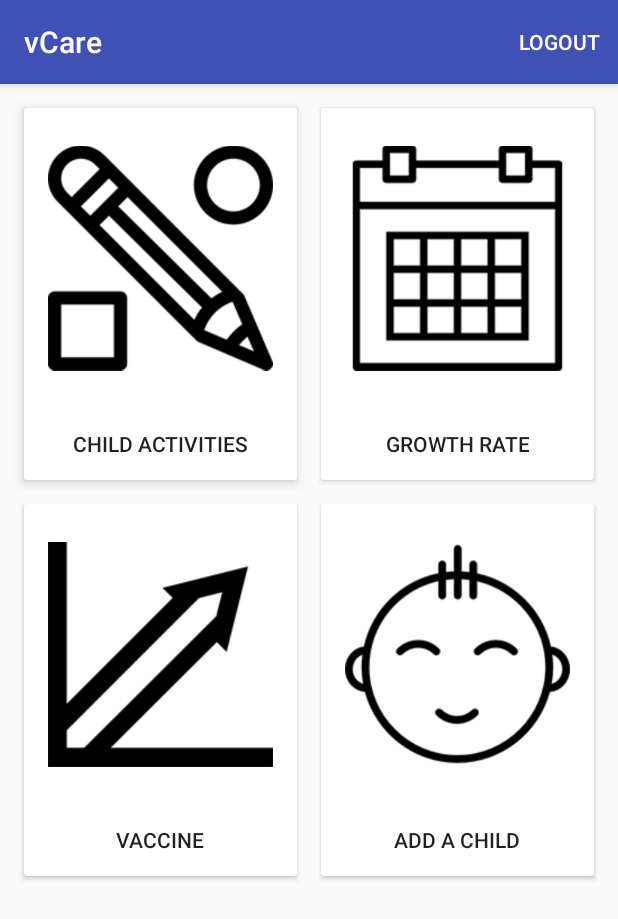
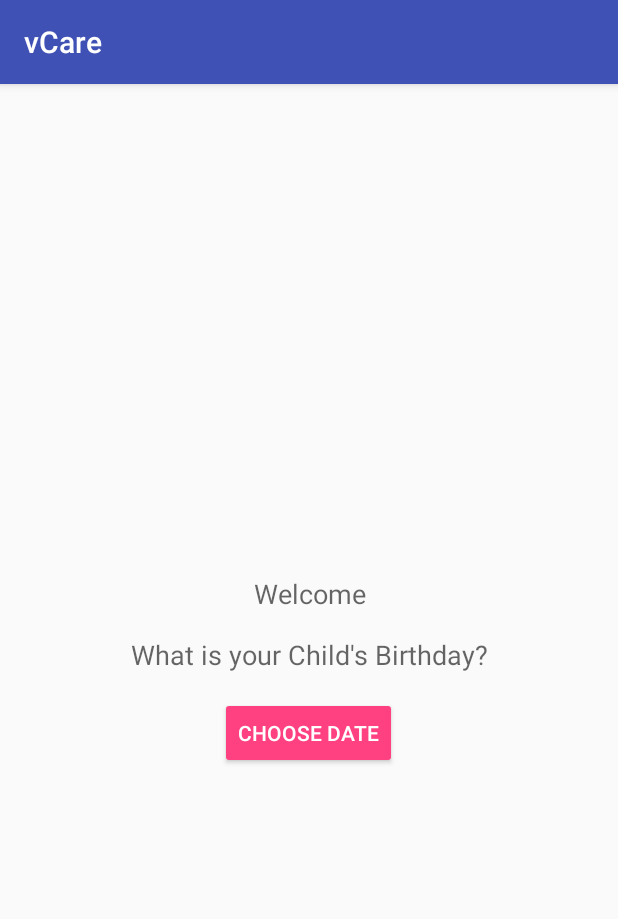
Before and after one commit to Shajeel-Afzal/vCare_Android, an Android app: the screen it shows after launch once a user with an empty profile is signed in (MainActivity before the commit, AgeInputActivity after it), on a phone screen of 412 x 824 dp. Shown: the top 919 px of the screen. Run offline under Robolectric (Android 15) with nearby library versions, the phone set to English and light mode, and no system bars; our stand-ins replace Firebase (no records; nobody signed in at launch, a user with empty details on screens opened directly); libraries missing offline, so code that uses them is left out: com.wdullaer.materialdatetimepicker.

Commit message:
Added screen to take age

```diff
--- a/app/build.gradle
+++ b/app/build.gradle
@@ -77,8 +77,11 @@ dependencies {
     compile 'com.fasterxml.jackson.core:jackson-databind:2.7.3'
     compile 'com.android.support.constraint:constraint-layout:1.0.2'
     testCompile 'junit:junit:4.12'
+
+    compile 'com.wdullaer:materialdatetimepicker:3.0.0'
 }
 
 
 
+
 apply plugin: 'com.google.gms.google-services'
--- a/app/src/main/AndroidManifest.xml
+++ b/app/src/main/AndroidManifest.xml
@@ -24,7 +24,8 @@
         <activity
             android:name=".GrowthMonthsActivity"
             android:label="@string/growth_month" />
-        <activity android:name=".GrowthMonthDetailActivity"></activity>
+        <activity android:name=".GrowthMonthDetailActivity" />
+        <activity android:name=".AgeInputActivity"></activity>
     </application>
 
 </manifest>
--- /dev/null
+++ b/app/src/main/java/com/ammi/ammicare/AgeInputActivity.java
@@ -0,0 +1,80 @@
+package com.ammi.ammicare;
+
+import android.content.Context;
+import android.content.Intent;
+import android.os.Bundle;
+import android.view.View;
+import android.widget.TextView;
+import android.widget.Toast;
+
+import com.ammi.ammicare.utils.Consts;
+import com.google.firebase.auth.FirebaseAuth;
+import com.google.firebase.database.FirebaseDatabase;
+import com.wdullaer.materialdatetimepicker.date.DatePickerDialog;
+
+import java.text.SimpleDateFormat;
+import java.util.Calendar;
+
+public class AgeInputActivity extends AppBaseActivity {
+
+    public static void start(Context context) {
+        Intent starter = new Intent(context, AgeInputActivity.class);
+        context.startActivity(starter);
+    }
+
+    @Override
+    protected void onCreate(Bundle savedInstanceState) {
+        super.onCreate(savedInstanceState);
+        setContentView(R.layout.activity_age_input);
+
+        TextView mWelcomeTV = (TextView) findViewById(R.id.welcome_tv);
+
+        if (FirebaseAuth.getInstance().getCurrentUser() == null) {
+            finish();
+            return;
+        }
+
+
+        String userName = "";
+        if (FirebaseAuth.getInstance().getCurrentUser().getDisplayName() != null)
+            userName = FirebaseAuth.getInstance().getCurrentUser().getDisplayName();
+
+        if (userName != null && !userName.isEmpty()) {
+            mWelcomeTV.setText("Welcome " + userName + "!");
+        } else {
+            mWelcomeTV.setText("Welcome");
+        }
+    }
+
+    public void onSaveAgeClick(View view) {
+
+        Calendar now = Calendar.getInstance();
+        DatePickerDialog dpd = DatePickerDialog.newInstance(
+                new DatePickerDialog.OnDateSetListener() {
+                    @Override
+                    public void onDateSet(DatePickerDialog view, int year, int monthOfYear, int dayOfMonth) {
+                        Calendar dateOfBirth = Calendar.getInstance();
+                        dateOfBirth.set(Calendar.YEAR, year);
+                        dateOfBirth.set(Calendar.MONTH, monthOfYear);
+                        dateOfBirth.set(Calendar.DAY_OF_MONTH, dayOfMonth);
+
+                        SimpleDateFormat formatter = new SimpleDateFormat("dd/MM/YYYY");
+                        String dob = formatter.format(dateOfBirth.getTime());
+
+                        FirebaseDatabase.getInstance().getReference()
+                                .child(FirebaseAuth.getInstance().getCurrentUser().getUid())
+                                .child(Consts.FIREBASE_LOCATION_CHILD_DATE_OF_BIRTH)
+                                .setValue(dob);
+
+                        Toast.makeText(AgeInputActivity.this, " Date of Birth Saved: " + dob, Toast.LENGTH_SHORT).show();
+
+                        finish();
+                    }
+                },
+                now.get(Calendar.YEAR),
+                now.get(Calendar.MONTH),
+                now.get(Calendar.DAY_OF_MONTH)
+        );
+        dpd.show(getFragmentManager(), "Datepickerdialog");
+    }
+}
--- a/app/src/main/java/com/ammi/ammicare/MainActivity.java
+++ b/app/src/main/java/com/ammi/ammicare/MainActivity.java
@@ -8,7 +8,10 @@ import android.view.Menu;
 import android.view.MenuItem;
 import android.view.View;
 
+import com.ammi.ammicare.utils.Consts;
 import com.ammi.ammicare.utils.DialogUtils;
+import com.ammi.ammicare.utils.PrefUtils;
+import com.google.firebase.auth.FirebaseAuth;
 
 public class MainActivity extends AppBaseActivity {
 
@@ -21,6 +24,14 @@ public class MainActivity extends AppBaseActivity {
     protected void onCreate(Bundle savedInstanceState) {
         super.onCreate(savedInstanceState);
         setContentView(R.layout.activity_main);
+
+        AgeInputActivity.start(this);
+
+        boolean isFirstRun = PrefUtils.getBoolean(this, Consts.KEY_IS_FIRST_RUN, true);
+        if (isFirstRun && FirebaseAuth.getInstance().getCurrentUser() != null) {
+            AgeInputActivity.start(this);
+            PrefUtils.saveBoolean(this, Consts.KEY_IS_FIRST_RUN, false);
+        }
     }
 
     @Override
--- a/app/src/main/java/com/ammi/ammicare/utils/Consts.java
+++ b/app/src/main/java/com/ammi/ammicare/utils/Consts.java
@@ -12,7 +12,10 @@ public class Consts {
     public static final String ANONYMOUS_PROVIDER = "anonymous";
     public static final String FIREBASE_LOCATION_GROWTH_MONTHS = "growthMonths";
     public static final String FIREBASE_LOCATION_GROWTH_MONTHS_DETAIL = "growthMonthDetail";
+    public static final String FIREBASE_LOCATION_CHILD_AGE_BASED_ACTIVITIES = "child_age_based_activities";
 
     public static final String KEY_GROWTH_RATE_MONTH = "key_growth_rate_month";
 
+    public static final java.lang.String KEY_IS_FIRST_RUN = "is_first_run";
+    public static final String FIREBASE_LOCATION_CHILD_DATE_OF_BIRTH = "childDateOfBirth";
 }
--- /dev/null
+++ b/app/src/main/res/layout/activity_age_input.xml
@@ -0,0 +1,39 @@
+<?xml version="1.0" encoding="utf-8"?>
+<LinearLayout xmlns:android="http://schemas.android.com/apk/res/android"
+    xmlns:tools="http://schemas.android.com/tools"
+    android:layout_width="match_parent"
+    android:layout_height="match_parent"
+    android:layout_gravity="center"
+    android:gravity="center"
+    android:orientation="vertical"
+    android:paddingLeft="@dimen/activity_vertical_margin"
+    android:paddingRight="@dimen/activity_vertical_margin"
+    android:paddingTop="@dimen/activity_vertical_margin"
+    tools:context="com.ammi.ammicare.AgeInputActivity">
+
+    <TextView
+        android:id="@+id/welcome_tv"
+        style="@style/TextAppearance.AppCompat.Medium"
+        android:layout_width="match_parent"
+        android:layout_height="wrap_content"
+        android:layout_marginBottom="@dimen/activity_vertical_margin"
+        android:gravity="center"
+        android:text="Welcome " />
+
+    <TextView
+        style="@style/TextAppearance.AppCompat.Medium"
+        android:layout_width="match_parent"
+        android:layout_height="wrap_content"
+        android:gravity="center"
+        android:text="What is your Child's Birthday?" />
+
+    <Button
+        style="@style/Widget.AppCompat.Button.Colored"
+        android:layout_width="wrap_content"
+        android:layout_height="wrap_content"
+        android:layout_gravity="center"
+        android:layout_marginTop="@dimen/activity_vertical_margin"
+        android:onClick="onSaveAgeClick"
+        android:text="Choose Date" />
+
+</LinearLayout>
--- a/app/src/main/res/values/dimens.xml
+++ b/app/src/main/res/values/dimens.xml
@@ -3,6 +3,7 @@
     <dimen name="activity_horizontal_margin">16dp</dimen>
     <dimen name="activity_horizontal_margin_half">8dp</dimen>
     <dimen name="activity_vertical_margin">16dp</dimen>
+    <dimen name="activity_vertical_margin_double">32dp</dimen>
     <dimen name="fab_margin">16dp</dimen>
     <dimen name="activity_vertical_margin_fixed">16dp</dimen>
     <dimen name="social_network_author_image_size">40dp</dimen>
```
Also changed, not shown: app/src/main/java/com/ammi/ammicare/models/UserModel.java (+14 -1 lines), app/src/main/res/layout/activity_login.xml (+8 -8 lines), app/src/main/res/drawable/logo_vcare.png (added).
